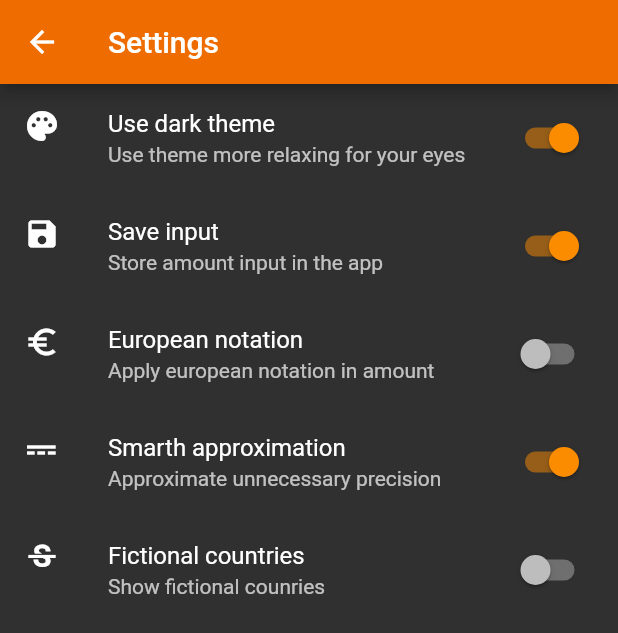
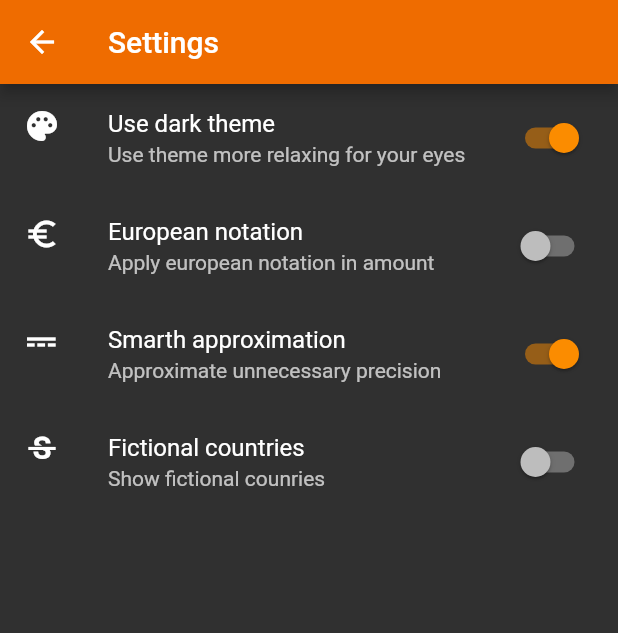
Before and after one commit to kris-el/valutex, a Flutter app: the SettingsScreen screen opened directly, on a phone screen of 412 x 824 dp. Shown: the top 633 px of the screen. Run offline on Flutter 3.47's test engine with Material 2 defaults, Android fonts, the light colour scheme and no system bars; our stand-ins replace device_info, shared_preferences; accounts and stored records are empty; network calls fail.

Commit message:
apply notation to screen amount

```diff
--- a/todo.txt
+++ b/todo.txt
@@ -6,9 +6,9 @@ Responsive
 
 Access api to get rates with authentication only
 
+Feature discovery tutorial
+
 Swipe to increase or decrease the amount
-
-Feature discovery tutorial
 
 Implement HomeDrawer
 - rate on the store
--- a/valutex_app/lib/app_settings.dart
+++ b/valutex_app/lib/app_settings.dart
@@ -8,7 +8,7 @@ class AppSettings {
   }
   AppSettings._internal();
 
-  String appVersion = '2.0.1';
+  String appVersion = '2.0.2';
   bool darkTheme = true;
   String amountNotation = 'us';
   bool amountAppoximation = true;
--- a/valutex_app/lib/exchange_currency.dart
+++ b/valutex_app/lib/exchange_currency.dart
@@ -9,6 +9,8 @@ class ExchangeCurrency {
     return _singleton;
   }
   ExchangeCurrency._internal();
+
+  final num maxEuroAmount = 1000000;
 
   static List<CountryDetails> _countryList =
       <CountryDetails>[]; // Data countries details
@@ -192,7 +194,6 @@ class ExchangeCurrency {
   }
 
   num getMaxAmount(String currencyOutput) {
-    num maxEuroAmount = 2000000;
     int digits = 0;
     if (currencyOutput.toUpperCase() == 'EUR') return 10000000;
     num maxAmount = exchange('EUR', maxEuroAmount, currencyOutput);
--- a/valutex_app/lib/ui/settings_screen.dart
+++ b/valutex_app/lib/ui/settings_screen.dart
@@ -36,17 +36,17 @@ class SettingsScreenState extends State<SettingsScreen> {
                 }),
           ),
         ),
-        ListTile(
-          leading: const Icon(Icons.save),
-          title: Text('Save input'),
-          subtitle: Text('Store amount input in the app'),
-          trailing: Switch(
-              value: appSettings.rememberInput,
-              onChanged: (value) => setState(() {
-                    appSettings.rememberInput = value;
-                    appSettings.save();
-                  })),
-        ),
+        // ListTile(
+        //   leading: const Icon(Icons.save),
+        //   title: Text('Save input'),
+        //   subtitle: Text('Store amount input in the app'),
+        //   trailing: Switch(
+        //       value: appSettings.rememberInput,
+        //       onChanged: (value) => setState(() {
+        //             appSettings.rememberInput = value;
+        //             appSettings.save();
+        //           })),
+        // ),
         ListTile(
           leading: const Icon(Icons.euro_symbol),
           title: Text('European notation'),
```
Also changed, not shown: valutex_app/lib/ui/amount_screen.dart (+6 -1 lines).
